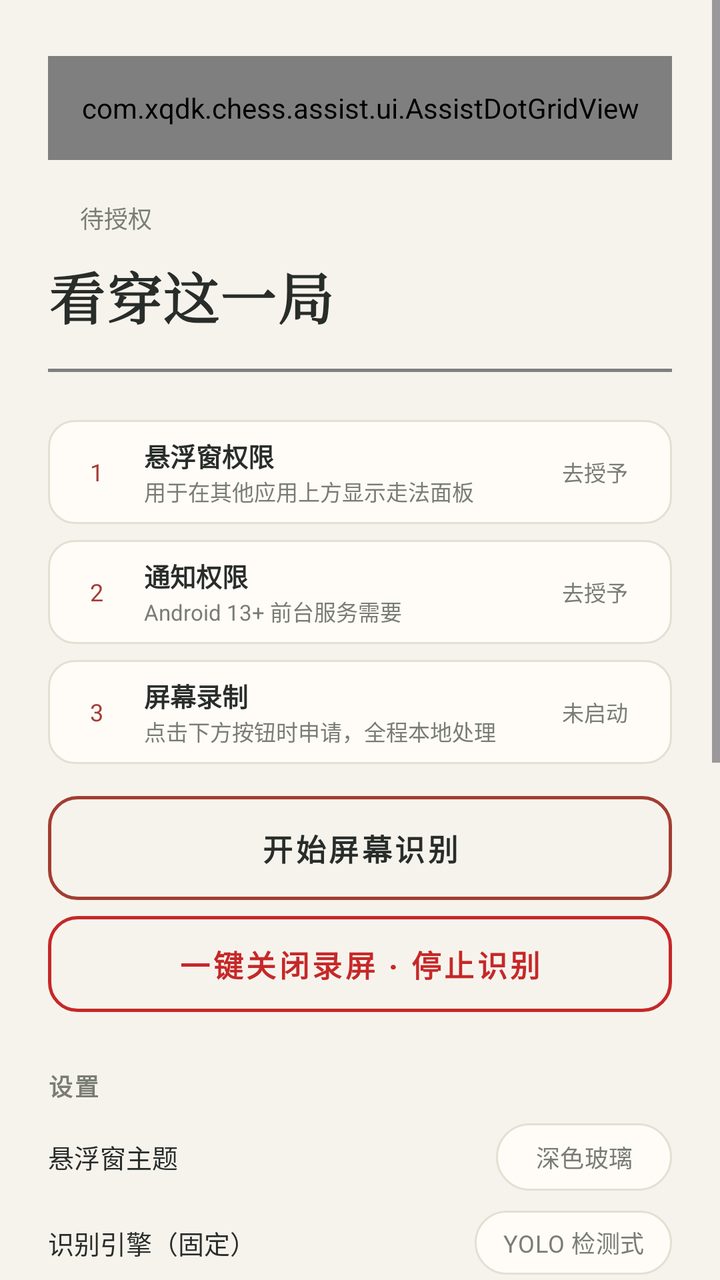
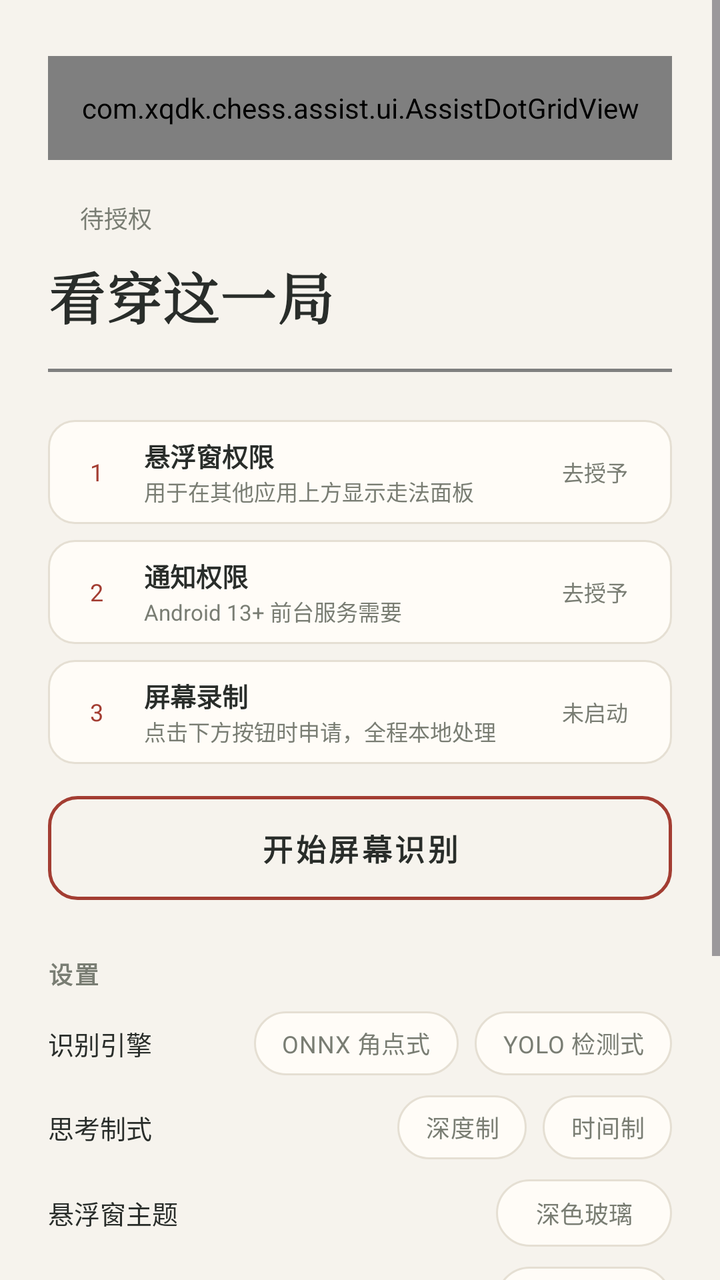

The first picture is an Android layout as it rendered before a commit; the second is the same layout after the commit. The layout source and the unified diff follow.
<!-- AndroidManifest.xml: application theme Theme.ChineseChess -->
<!-- res/layout/assist_activity.xml -->
<?xml version="1.0" encoding="utf-8"?>
<ScrollView xmlns:android="http://schemas.android.com/apk/res/android"
    xmlns:tools="http://schemas.android.com/tools"
    android:id="@+id/bg_scroll"
    android:layout_width="match_parent"
    android:layout_height="match_parent"
    android:background="@color/xq_paper"
    android:fillViewport="true">

    <LinearLayout
        android:layout_width="match_parent"
        android:layout_height="wrap_content"
        android:orientation="vertical"
        android:paddingHorizontal="24dp"
        android:paddingTop="20dp"
        android:paddingBottom="28dp">

        
        <com.xqdk.chess.assist.ui.AssistDotGridView
            android:id="@+id/dot_grid"
            android:layout_width="match_parent"
            android:layout_height="52dp"
            android:layout_marginTop="8dp" />

        
        <LinearLayout
            android:layout_width="match_parent"
            android:layout_height="wrap_content"
            android:layout_marginTop="20dp"
            android:gravity="center_vertical"
            android:orientation="horizontal">

            <View
                android:id="@+id/state_dot"
                android:layout_width="8dp"
                android:layout_height="8dp" />

            <TextView
                android:id="@+id/tv_auto_status"
                android:layout_width="0dp"
                android:layout_height="wrap_content"
                android:layout_marginStart="8dp"
                android:layout_weight="1"
                android:ellipsize="end"
                android:maxLines="1"
                android:text="待授权"
                android:textColor="@color/xq_muted"
                android:textSize="12sp"
                tools:ignore="HardcodedText" />
        </LinearLayout>

        
        <TextView
            android:id="@+id/assist_hero"
            android:layout_width="match_parent"
            android:layout_height="wrap_content"
            android:layout_marginTop="10dp"
            android:fontFamily="serif"
            android:letterSpacing="0.02"
            android:text="@string/main_hero"
            android:textColor="@color/xq_ink_text"
            android:textSize="28sp"
            android:textStyle="bold" />

        
        <com.xqdk.chess.assist.ui.RiverLineView
            android:id="@+id/river_line"
            android:layout_width="match_parent"
            android:layout_height="1.5dp"
            android:layout_marginTop="16dp" />

        

        <LinearLayout
            android:id="@+id/btn_overlay_permission"
            style="@style/StepRow"
            android:layout_width="match_parent"
            android:layout_height="wrap_content"
            android:layout_marginTop="24dp"
            android:clickable="true"
            android:focusable="true"
            android:foreground="?attr/selectableItemBackground"
            android:orientation="horizontal">

            <TextView
                android:id="@+id/step_overlay_num"
                style="@style/StepNum"
                android:tag="1"
                android:text="1"
                tools:ignore="HardcodedText" />

            <LinearLayout
                android:layout_width="0dp"
                android:layout_height="wrap_content"
                android:layout_marginStart="11dp"
                android:layout_weight="1"
                android:orientation="vertical">

                <TextView
                    android:id="@+id/step_overlay_title"
                    style="@style/StepTitle"
                    android:text="悬浮窗权限"
                    tools:ignore="HardcodedText" />

                <TextView
                    android:id="@+id/step_overlay_hint"
                    style="@style/StepHint"
                    android:text="用于在其他应用上方显示走法面板"
                    tools:ignore="HardcodedText" />
            </LinearLayout>

            <TextView
                android:id="@+id/step_overlay_chip"
                style="@style/StepChip"
                android:text="去授予"
                tools:ignore="HardcodedText" />
        </LinearLayout>

        <LinearLayout
            android:id="@+id/btn_notification_permission"
            style="@style/StepRow"
            android:layout_width="match_parent"
            android:layout_height="wrap_content"
            android:layout_marginTop="8dp"
            android:clickable="true"
            android:focusable="true"
            android:foreground="?attr/selectableItemBackground"
            android:orientation="horizontal">

            <TextView
                android:id="@+id/step_notify_num"
                style="@style/StepNum"
                android:tag="2"
                android:text="2"
                tools:ignore="HardcodedText" />

            <LinearLayout
                android:layout_width="0dp"
                android:layout_height="wrap_content"
                android:layout_marginStart="11dp"
                android:layout_weight="1"
                android:orientation="vertical">

                <TextView
                    android:id="@+id/step_notify_title"
                    style="@style/StepTitle"
                    android:text="通知权限"
                    tools:ignore="HardcodedText" />

                <TextView
                    android:id="@+id/step_notify_hint"
                    style="@style/StepHint"
                    android:text="Android 13+ 前台服务需要"
                    tools:ignore="HardcodedText" />
            </LinearLayout>

            <TextView
                android:id="@+id/step_notify_chip"
                style="@style/StepChip"
                android:text="去授予"
                tools:ignore="HardcodedText" />
        </LinearLayout>

        
        <LinearLayout
            android:id="@+id/step_capture_row"
            style="@style/StepRow"
            android:layout_width="match_parent"
            android:layout_height="wrap_content"
            android:layout_marginTop="8dp"
            android:orientation="horizontal">

            <TextView
                android:id="@+id/step_capture_num"
                style="@style/StepNum"
                android:tag="3"
                android:text="3"
                tools:ignore="HardcodedText" />

            <LinearLayout
                android:layout_width="0dp"
                android:layout_height="wrap_content"
                android:layout_marginStart="11dp"
                android:layout_weight="1"
                android:orientation="vertical">

                <TextView
                    android:id="@+id/step_capture_title"
                    style="@style/StepTitle"
                    android:text="屏幕录制"
                    tools:ignore="HardcodedText" />

                <TextView
                    android:id="@+id/step_capture_hint"
                    style="@style/StepHint"
                    android:text="点击下方按钮时申请，全程本地处理"
                    tools:ignore="HardcodedText" />
            </LinearLayout>

            <TextView
                android:id="@+id/step_capture_chip"
                style="@style/StepChip"
                android:text="未启动"
                tools:ignore="HardcodedText" />
        </LinearLayout>

        
        <Button
            android:id="@+id/btn_start_capture"
            style="@style/MainButton"
            android:layout_width="match_parent"
            android:layout_height="52dp"
            android:layout_marginTop="16dp"
            android:text="开始屏幕识别"
            tools:ignore="HardcodedText" />

        
        <Button
            android:id="@+id/btn_stop_capture"
            style="@style/MainButton"
            android:layout_width="match_parent"
            android:layout_height="48dp"
            android:layout_marginTop="8dp"
            android:background="@drawable/main_btn_outline_warn"
            android:enabled="false"
            android:text="一键关闭录屏 · 停止识别"
            android:textColor="@color/xq_warn"
            tools:ignore="HardcodedText" />

        

        <TextView
            android:layout_width="wrap_content"
            android:layout_height="wrap_content"
            android:layout_marginTop="28dp"
            android:letterSpacing="0.08"
            android:text="设置"
            android:textColor="@color/xq_muted"
            android:textSize="12sp"
            android:textStyle="bold"
            tools:ignore="HardcodedText" />

        
        <LinearLayout
            android:layout_width="match_parent"
            android:layout_height="wrap_content"
            android:layout_marginTop="10dp"
            android:gravity="center_vertical"
            android:orientation="horizontal">

            <TextView
                android:layout_width="0dp"
                android:layout_height="wrap_content"
                android:layout_weight="1"
                android:text="悬浮窗主题"
                android:textColor="@color/xq_ink_text"
                android:textSize="13sp"
                tools:ignore="HardcodedText" />

            <Button
                android:id="@+id/btn_overlay_theme"
                style="@style/ValueChip"
                android:layout_width="wrap_content"
                android:layout_height="wrap_content"
                android:text="深色玻璃"
                tools:ignore="HardcodedText" />
        </LinearLayout>

        
        <LinearLayout
            android:layout_width="match_parent"
            android:layout_height="wrap_content"
            android:layout_marginTop="10dp"
            android:gravity="center_vertical"
            android:orientation="horizontal">

            <TextView
                android:layout_width="0dp"
                android:layout_height="wrap_content"
                android:layout_weight="1"
                android:text="识别引擎（固定）"
                android:textColor="@color/xq_ink_text"
                android:textSize="13sp"
                tools:ignore="HardcodedText" />

            <RadioGroup
                android:id="@+id/rg_recognizer_engine"
                android:layout_width="wrap_content"
                android:layout_height="wrap_content"
                android:orientation="horizontal">

                <RadioButton
                    android:id="@+id/rb_engine_onnx"
                    style="@style/EngineChip"
                    android:layout_width="wrap_content"
                    android:layout_height="wrap_content"
                    android:visibility="gone"
                    android:enabled="false"
                    android:text="ONNX 角点式"
                    tools:ignore="HardcodedText" />

                <RadioButton
                    android:id="@+id/rb_engine_yolo"
                    style="@style/EngineChip"
                    android:layout_width="wrap_content"
                    android:layout_height="wrap_content"
                    android:layout_marginStart="8dp"
                    android:text="YOLO 检测式"
                    tools:ignore="HardcodedText" />
            </RadioGroup>
        </LinearLayout>

        
        <LinearLayout
            android:layout_width="match_parent"
            android:layout_height="wrap_content"
            android:layout_marginTop="10dp"
            android:gravity="center_vertical"
            android:orientation="horizontal">

            <TextView
                android:layout_width="0dp"
                android:layout_height="wrap_content"
                android:layout_weight="1"
                android:text="思考制式"
                android:textColor="@color/xq_ink_text"
                android:textSize="13sp"
                tools:ignore="HardcodedText" />

            <RadioGroup
                android:id="@+id/rg_search_mode"
                android:layout_width="wrap_content"
                android:layout_height="wrap_content"
                android:orientation="horizontal">

                <RadioButton
                    android:id="@+id/rb_mode_depth"
                    style="@style/EngineChip"
                    android:layout_width="wrap_content"
                    android:layout_height="wrap_content"
                    android:text="深度制"
                    tools:ignore="HardcodedText" />

                <RadioButton
                    android:id="@+id/rb_mode_time"
                    style="@style/EngineChip"
                    android:layout_width="wrap_content"
                    android:layout_height="wrap_content"
                    android:layout_marginStart="8dp"
                    android:text="时间制"
                    tools:ignore="HardcodedText" />
            </RadioGroup>
        </LinearLayout>

        
        <LinearLayout
            android:layout_width="match_parent"
            android:layout_height="wrap_content"
            android:layout_marginTop="10dp"
            android:gravity="center_vertical"
            android:orientation="horizontal">

            <TextView
                android:layout_width="0dp"
                android:layout_height="wrap_content"
                android:layout_weight="1"
                android:text="性能诊断"
                android:textColor="@color/xq_ink_text"
                android:textSize="13sp"
                tools:ignore="HardcodedText" />

            <Button
                android:id="@+id/btn_bench_profiling"
                style="@style/ValueChip"
                android:layout_width="wrap_content"
                android:layout_height="wrap_content"
                android:text="关"
                tools:ignore="HardcodedText" />
        </LinearLayout>

        
        <LinearLayout
            android:layout_width="match_parent"
            android:layout_height="wrap_content"
            android:layout_marginTop="10dp"
            android:gravity="center_vertical"
            android:orientation="horizontal">

            <TextView
                android:layout_width="0dp"
                android:layout_height="wrap_content"
                android:layout_weight="1"
                android:text="空闲预计算"
                android:textColor="@color/xq_ink_text"
                android:textSize="13sp"
                tools:ignore="HardcodedText" />

            <Button
                android:id="@+id/btn_precompute"
                style="@style/ValueChip"
                android:layout_width="wrap_content"
                android:layout_height="wrap_content"
                android:text="开"
                tools:ignore="HardcodedText" />
        </LinearLayout>

        <TextView
            style="@style/StepHint"
            android:layout_width="match_parent"
            android:layout_height="wrap_content"
            android:layout_marginTop="4dp"
            android:text="β 测试版：对方思考时提前计算；发热明显可关闭"
            tools:ignore="HardcodedText" />

        
        <LinearLayout
            android:layout_width="match_parent"
            android:layout_height="wrap_content"
            android:layout_marginTop="10dp"
            android:gravity="center_vertical"
            android:orientation="horizontal">

            <TextView
                android:layout_width="0dp"
                android:layout_height="wrap_content"
                android:layout_weight="1"
                android:text="增强功能"
                android:textColor="@color/xq_ink_text"
                android:textSize="13sp"
                tools:ignore="HardcodedText" />

            <Button
                android:id="@+id/btn_voice_settings"
                style="@style/ValueChip"
                android:layout_width="wrap_content"
                android:layout_height="wrap_content"
                android:text="进入 >"
                tools:ignore="HardcodedText" />
        </LinearLayout>

        
        <LinearLayout
            android:layout_width="match_parent"
            android:layout_height="wrap_content"
            android:layout_marginTop="10dp"
            android:gravity="center_vertical"
            android:orientation="horizontal">

            <TextView
                android:layout_width="0dp"
                android:layout_height="wrap_content"
                android:layout_weight="1"
                android:text="检查更新"
                android:textColor="@color/xq_ink_text"
                android:textSize="13sp"
                tools:ignore="HardcodedText" />

            <Button
                android:id="@+id/btn_check_update"
                style="@style/ValueChip"
                android:layout_width="wrap_content"
                android:layout_height="wrap_content"
                android:text="检查"
                tools:ignore="HardcodedText" />
        </LinearLayout>

        
        <TextView
            android:layout_width="match_parent"
            android:layout_height="wrap_content"
            android:layout_marginTop="28dp"
            android:lineSpacingExtra="2dp"
            android:text="合规声明：本功能仅通过系统录屏授权做画面识别并显示走法建议，属于象棋学习辅助工具，仅供学习研究，请于获取后24小时内自行删除。不包含自动走子、触摸注入、无障碍服务、Root/Xposed 或读取其他应用数据；对局中的所有着法均由玩家手动操作。"
            android:textColor="@color/xq_muted"
            android:textSize="11sp"
            tools:ignore="HardcodedText" />

        
        <LinearLayout
            android:layout_width="match_parent"
            android:layout_height="wrap_content"
            android:layout_marginTop="8dp"
            android:gravity="center_horizontal"
            android:orientation="horizontal">

            <Button
                android:id="@+id/button_help"
                style="@style/MainTextButton"
                android:layout_width="wrap_content"
                android:layout_height="wrap_content"
                android:text="@string/main_help" />

            <Button
                android:id="@+id/button_about"
                style="@style/MainTextButton"
                android:layout_width="wrap_content"
                android:layout_height="wrap_content"
                android:layout_marginStart="24dp"
                android:text="@string/main_about" />
        </LinearLayout>
    </LinearLayout>
</ScrollView>
<!-- resources referenced by this layout -->
<resources>
  <color name="xq_ink_text">#292D2A</color>
  <color name="xq_muted">#797D73</color>
  <color name="xq_paper">#F6F3ED</color>
  <color name="xq_warn">#C62828</color>
  <!-- drawable main_btn_outline_warn (drawable) -->
  <?xml version="1.0" encoding="utf-8"?>
  <selector xmlns:android="http://schemas.android.com/apk/res/android">
      <item android:state_pressed="true">
          <shape android:shape="rectangle">
              <corners android:radius="14dp" />
              <stroke android:width="1.5dp" android:color="@color/xq_warn" />
              <solid android:color="#14C62828" />
          </shape>
      </item>
      <item>
          <shape android:shape="rectangle">
              <corners android:radius="14dp" />
              <stroke android:width="1.5dp" android:color="@color/xq_warn" />
              <solid android:color="#00000000" />
          </shape>
      </item>
  </selector>
  <string name="main_about">关于</string>
  <string name="main_help">帮助</string>
  <string name="main_hero">看穿这一局</string>
  <style name="MainTextButton" parent="">
          <item name="android:background">@drawable/main_text_btn_bg</item>
          <item name="backgroundTint">@null</item>
          <item name="android:textColor">@color/xq_muted</item>
          <item name="android:textSize">12sp</item>
          <item name="android:letterSpacing">0.08</item>
          <item name="android:minWidth">64dp</item>
          <item name="android:minHeight">48dp</item>
          <item name="android:gravity">center</item>
      </style>
  <style name="StepHint" parent="">
          <item name="android:layout_width">match_parent</item>
          <item name="android:layout_height">wrap_content</item>
          <item name="android:textColor">@color/xq_muted</item>
          <item name="android:textSize">11sp</item>
          <item name="android:maxLines">1</item>
          <item name="android:ellipsize">end</item>
      </style>
  <style name="StepNum" parent="">
          <item name="android:layout_width">25dp</item>
          <item name="android:layout_height">25dp</item>
          <item name="android:gravity">center</item>
          <item name="android:textSize">12sp</item>
          <item name="android:textColor">@color/xq_zhu</item>
          <item name="android:maxLines">1</item>
      </style>
  <style name="Theme.ChineseChess" parent="Base.Theme.ChineseChess" />
  <!-- drawable main_text_btn_bg (drawable) -->
  <?xml version="1.0" encoding="utf-8"?>
  <selector xmlns:android="http://schemas.android.com/apk/res/android">
      <item android:state_pressed="true">
          <shape android:shape="rectangle">
              <solid android:color="#14000000" />
          </shape>
      </item>
      <item>
          <shape android:shape="rectangle">
              <solid android:color="#00000000" />
          </shape>
      </item>
  </selector>
  <color name="xq_zhu">#A33D32</color>
  <!-- drawable step_row_bg (drawable) -->
  <?xml version="1.0" encoding="utf-8"?>
  <shape xmlns:android="http://schemas.android.com/apk/res/android"
      android:shape="rectangle">
      <corners android:radius="13dp" />
      <solid android:color="@color/xq_surface" />
      <stroke android:width="1dp" android:color="@color/xq_line" />
  </shape>
  <style name="Base.Theme.ChineseChess" parent="Theme.Material3.DayNight.NoActionBar">
          
          <item name="colorPrimary">@color/qi_zhu_btn</item>
          <item name="colorAccent">@color/qi_zhu_btn</item>
          
          <item name="android:statusBarColor">@color/xq_paper</item>
          <item name="android:windowLightStatusBar">true</item>
      </style>
  <color name="xq_surface">#FFFCF7</color>
  <color name="xq_line">#E5DFD3</color>
  <color name="xq_zhu_press">#8F3527</color>
  <color name="qi_zhu_btn">#C35440</color>
  <!-- unchanged entries left out for length: 8 -->
</resources>

<!-- the commit's change to res/layout/assist_activity.xml (unified diff, before → after) -->
@@ -215,19 +215,6 @@
             tools:ignore="HardcodedText" />
 
         
-        <Button
-            android:id="@+id/btn_stop_capture"
-            style="@style/MainButton"
-            android:layout_width="match_parent"
-            android:layout_height="48dp"
-            android:layout_marginTop="8dp"
-            android:background="@drawable/main_btn_outline_warn"
-            android:enabled="false"
-            android:text="一键关闭录屏 · 停止识别"
-            android:textColor="@color/xq_warn"
-            tools:ignore="HardcodedText" />
-
-        
 
         <TextView
             android:layout_width="wrap_content"
@@ -252,33 +239,7 @@
                 android:layout_width="0dp"
                 android:layout_height="wrap_content"
                 android:layout_weight="1"
-                android:text="悬浮窗主题"
-                android:textColor="@color/xq_ink_text"
-                android:textSize="13sp"
-                tools:ignore="HardcodedText" />
-
-            <Button
-                android:id="@+id/btn_overlay_theme"
-                style="@style/ValueChip"
-                android:layout_width="wrap_content"
-                android:layout_height="wrap_content"
-                android:text="深色玻璃"
-                tools:ignore="HardcodedText" />
-        </LinearLayout>
-
-        
-        <LinearLayout
-            android:layout_width="match_parent"
-            android:layout_height="wrap_content"
-            android:layout_marginTop="10dp"
-            android:gravity="center_vertical"
-            android:orientation="horizontal">
-
-            <TextView
-                android:layout_width="0dp"
-                android:layout_height="wrap_content"
-                android:layout_weight="1"
-                android:text="识别引擎（固定）"
+                android:text="识别引擎"
                 android:textColor="@color/xq_ink_text"
                 android:textSize="13sp"
                 tools:ignore="HardcodedText" />
@@ -294,8 +255,6 @@
                     style="@style/EngineChip"
                     android:layout_width="wrap_content"
                     android:layout_height="wrap_content"
-                    android:visibility="gone"
-                    android:enabled="false"
                     android:text="ONNX 角点式"
                     tools:ignore="HardcodedText" />
 
@@ -364,6 +323,32 @@
                 android:layout_width="0dp"
                 android:layout_height="wrap_content"
                 android:layout_weight="1"
+                android:text="悬浮窗主题"
+                android:textColor="@color/xq_ink_text"
+                android:textSize="13sp"
+                tools:ignore="HardcodedText" />
+
+            <Button
+                android:id="@+id/btn_overlay_theme"
+                style="@style/ValueChip"
+                android:layout_width="wrap_content"
+                android:layout_height="wrap_content"
+                android:text="深色玻璃"
+                tools:ignore="HardcodedText" />
+        </LinearLayout>
+
+        
+        <LinearLayout
+            android:layout_width="match_parent"
+            android:layout_height="wrap_content"
+            android:layout_marginTop="10dp"
+            android:gravity="center_vertical"
+            android:orientation="horizontal">
+
+            <TextView
+                android:layout_width="0dp"
+                android:layout_height="wrap_content"
+                android:layout_weight="1"
                 android:text="性能诊断"
                 android:textColor="@color/xq_ink_text"
                 android:textSize="13sp"
@@ -413,56 +398,6 @@
             tools:ignore="HardcodedText" />
 
         
-        <LinearLayout
-            android:layout_width="match_parent"
-            android:layout_height="wrap_content"
-            android:layout_marginTop="10dp"
-            android:gravity="center_vertical"
-            android:orientation="horizontal">
-
-            <TextView
-                android:layout_width="0dp"
-                android:layout_height="wrap_content"
-                android:layout_weight="1"
-                android:text="增强功能"
-                android:textColor="@color/xq_ink_text"
-                android:textSize="13sp"
-                tools:ignore="HardcodedText" />
-
-            <Button
-                android:id="@+id/btn_voice_settings"
-                style="@style/ValueChip"
-                android:layout_width="wrap_content"
-                android:layout_height="wrap_content"
-                android:text="进入 >"
-                tools:ignore="HardcodedText" />
-        </LinearLayout>
-
-        
-        <LinearLayout
-            android:layout_width="match_parent"
-            android:layout_height="wrap_content"
-            android:layout_marginTop="10dp"
-            android:gravity="center_vertical"
-            android:orientation="horizontal">
-
-            <TextView
-                android:layout_width="0dp"
-                android:layout_height="wrap_content"
-                android:layout_weight="1"
-                android:text="检查更新"
-                android:textColor="@color/xq_ink_text"
-                android:textSize="13sp"
-                tools:ignore="HardcodedText" />
-
-            <Button
-                android:id="@+id/btn_check_update"
-                style="@style/ValueChip"
-                android:layout_width="wrap_content"
-                android:layout_height="wrap_content"
-                android:text="检查"
-                tools:ignore="HardcodedText" />
-        </LinearLayout>
 
         
         <TextView
@@ -470,33 +405,9 @@
             android:layout_height="wrap_content"
             android:layout_marginTop="28dp"
             android:lineSpacingExtra="2dp"
-            android:text="合规声明：本功能仅通过系统录屏授权做画面识别并显示走法建议，属于象棋学习辅助工具，仅供学习研究，请于获取后24小时内自行删除。不包含自动走子、触摸注入、无障碍服务、Root/Xposed 或读取其他应用数据；对局中的所有着法均由玩家手动操作。"
+            android:text="合规声明：本功能仅通过系统录屏授权做画面识别并显示走法建议，属于象棋学习辅助工具，仅供学习研究。不包含自动走子、触摸注入、无障碍服务、Root/Xposed 或读取其他应用数据；对局中的所有着法均由玩家手动操作。"
             android:textColor="@color/xq_muted"
             android:textSize="11sp"
             tools:ignore="HardcodedText" />
-
-        
-        <LinearLayout
-            android:layout_width="match_parent"
-            android:layout_height="wrap_content"
-            android:layout_marginTop="8dp"
-            android:gravity="center_horizontal"
-            android:orientation="horizontal">
-
-            <Button
-                android:id="@+id/button_help"
-                style="@style/MainTextButton"
-                android:layout_width="wrap_content"
-                android:layout_height="wrap_content"
-                android:text="@string/main_help" />
-
-            <Button
-                android:id="@+id/button_about"
-                style="@style/MainTextButton"
-                android:layout_width="wrap_content"
-                android:layout_height="wrap_content"
-                android:layout_marginStart="24dp"
-                android:text="@string/main_about" />
-        </LinearLayout>
     </LinearLayout>
 </ScrollView>
<!-- resource entries referenced after the edit -->
@@ -3,38 +3,7 @@
   <color name="xq_ink_text">#292D2A</color>
   <color name="xq_muted">#797D73</color>
   <color name="xq_paper">#F6F3ED</color>
-  <color name="xq_warn">#C62828</color>
-  <!-- drawable main_btn_outline_warn (drawable) -->
-  <?xml version="1.0" encoding="utf-8"?>
-  <selector xmlns:android="http://schemas.android.com/apk/res/android">
-      <item android:state_pressed="true">
-          <shape android:shape="rectangle">
-              <corners android:radius="14dp" />
-              <stroke android:width="1.5dp" android:color="@color/xq_warn" />
-              <solid android:color="#14C62828" />
-          </shape>
-      </item>
-      <item>
-          <shape android:shape="rectangle">
-              <corners android:radius="14dp" />
-              <stroke android:width="1.5dp" android:color="@color/xq_warn" />
-              <solid android:color="#00000000" />
-          </shape>
-      </item>
-  </selector>
-  <string name="main_about">关于</string>
-  <string name="main_help">帮助</string>
   <string name="main_hero">看穿这一局</string>
-  <style name="MainTextButton" parent="">
-          <item name="android:background">@drawable/main_text_btn_bg</item>
-          <item name="backgroundTint">@null</item>
-          <item name="android:textColor">@color/xq_muted</item>
-          <item name="android:textSize">12sp</item>
-          <item name="android:letterSpacing">0.08</item>
-          <item name="android:minWidth">64dp</item>
-          <item name="android:minHeight">48dp</item>
-          <item name="android:gravity">center</item>
-      </style>
   <style name="StepHint" parent="">
           <item name="android:layout_width">match_parent</item>
           <item name="android:layout_height">wrap_content</item>
@@ -52,20 +21,6 @@
           <item name="android:maxLines">1</item>
       </style>
   <style name="Theme.ChineseChess" parent="Base.Theme.ChineseChess" />
-  <!-- drawable main_text_btn_bg (drawable) -->
-  <?xml version="1.0" encoding="utf-8"?>
-  <selector xmlns:android="http://schemas.android.com/apk/res/android">
-      <item android:state_pressed="true">
-          <shape android:shape="rectangle">
-              <solid android:color="#14000000" />
-          </shape>
-      </item>
-      <item>
-          <shape android:shape="rectangle">
-              <solid android:color="#00000000" />
-          </shape>
-      </item>
-  </selector>
   <color name="xq_zhu">#A33D32</color>
   <!-- drawable step_row_bg (drawable) -->
   <?xml version="1.0" encoding="utf-8"?>
